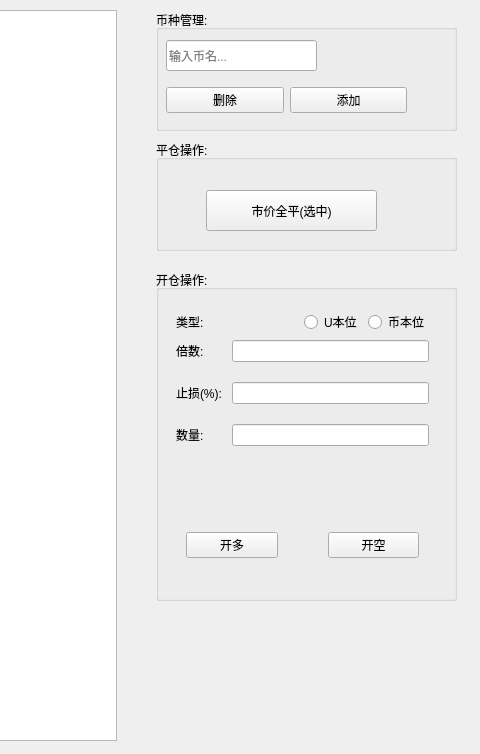
This is form.ui in youngqqcn/binance-future-batch-tool as Qt 5 draws it before an edit; both pictures show x 914 to 1394 and y 0 to 754 of the 1394 by 754 pixel window. The edited form follows.
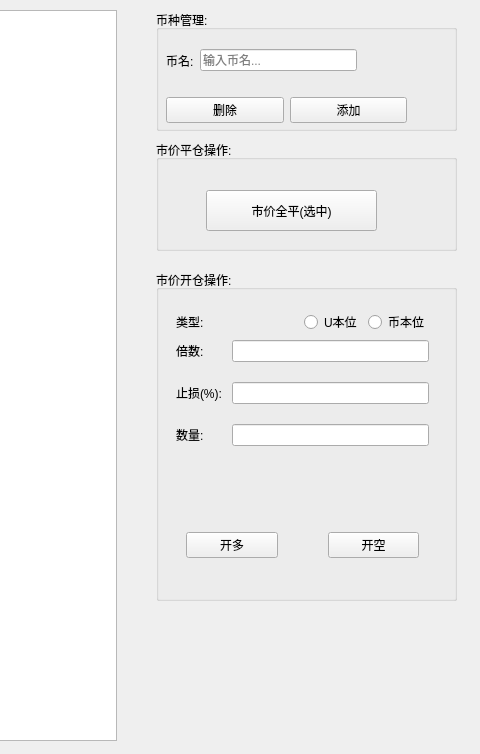
This is the edited form.

The edit to the form file:
```diff
--- a/form.ui
+++ b/form.ui
@@ -23,7 +23,7 @@
     </rect>
    </property>
    <property name="title">
-    <string>平仓操作:</string>
+    <string>市价平仓操作:</string>
    </property>
    <widget class="QPushButton" name="btnClosePosition">
     <property name="geometry">
@@ -49,7 +49,7 @@
     </rect>
    </property>
    <property name="title">
-    <string>开仓操作:</string>
+    <string>市价开仓操作:</string>
    </property>
    <widget class="QWidget" name="layoutWidget">
     <property name="geometry">
@@ -185,24 +185,11 @@
    <property name="title">
     <string>币种管理:</string>
    </property>
-   <widget class="QLineEdit" name="leToken">
-    <property name="geometry">
-     <rect>
-      <x>10</x>
-      <y>30</y>
-      <width>151</width>
-      <height>31</height>
-     </rect>
-    </property>
-    <property name="placeholderText">
-     <string>输入币名...</string>
-    </property>
-   </widget>
    <widget class="QWidget" name="">
     <property name="geometry">
      <rect>
       <x>10</x>
-      <y>70</y>
+      <y>80</y>
       <width>241</width>
       <height>41</height>
      </rect>
@@ -224,6 +211,32 @@
      </item>
     </layout>
    </widget>
+   <widget class="QWidget" name="">
+    <property name="geometry">
+     <rect>
+      <x>10</x>
+      <y>30</y>
+      <width>191</width>
+      <height>41</height>
+     </rect>
+    </property>
+    <layout class="QHBoxLayout" name="horizontalLayout_4">
+     <item>
+      <widget class="QLabel" name="label_5">
+       <property name="text">
+        <string>币名:</string>
+       </property>
+      </widget>
+     </item>
+     <item>
+      <widget class="QLineEdit" name="leToken">
+       <property name="placeholderText">
+        <string>输入币名...</string>
+       </property>
+      </widget>
+     </item>
+    </layout>
+   </widget>
   </widget>
   <widget class="QTableView" name="tableView">
    <property name="geometry">
```
